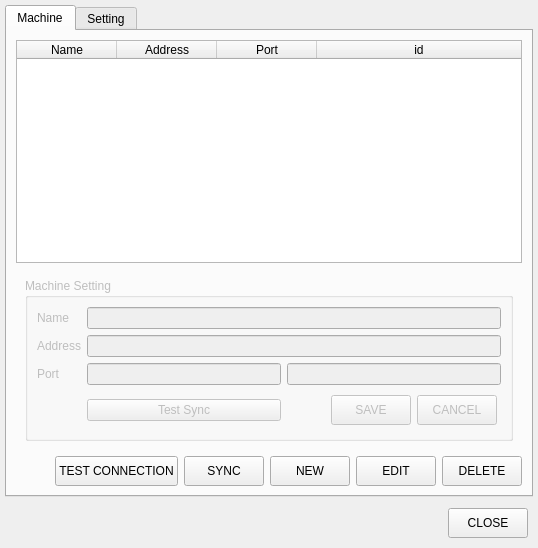
butirpadi/QtAttendanceManager, file MainWindow.ui: the form before one commit.
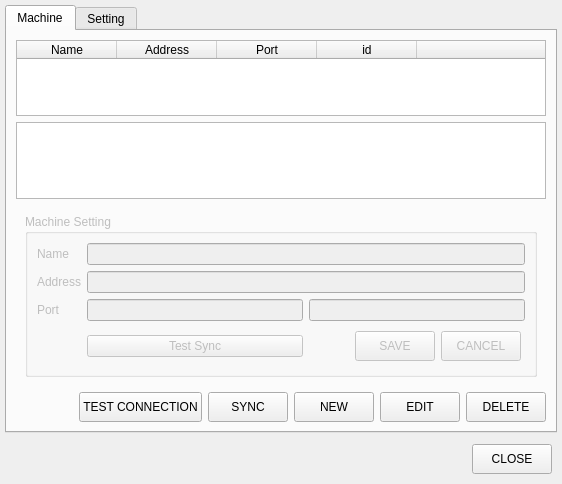
The form after the commit.

Patch:
```diff
--- a/MainWindow.ui
+++ b/MainWindow.ui
@@ -6,8 +6,8 @@
    <rect>
     <x>0</x>
     <y>0</y>
-    <width>538</width>
-    <height>548</height>
+    <width>562</width>
+    <height>484</height>
    </rect>
   </property>
   <property name="windowTitle">
@@ -71,6 +71,18 @@
             <string>id</string>
            </property>
           </column>
+          <column>
+           <property name="text">
+            <string/>
+           </property>
+          </column>
+         </widget>
+        </item>
+        <item>
+         <widget class="QTableView" name="tableView">
+          <property name="selectionBehavior">
+           <enum>QAbstractItemView::SelectRows</enum>
+          </property>
          </widget>
         </item>
         <item>
```
Left out of the diff: 17 changed lines with no effect on the pictures.
